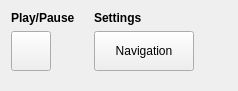
Old version of the form src/tradr-loc-map-nav/path_planner_rviz_wp_plugin/ui/AdvancedWidget.ui in the repository pulver22/tradr_uol.
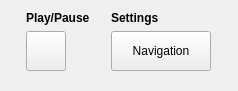
New version of the form. Icons and pictures are not drawn.

```diff
--- a/src/tradr-loc-map-nav/path_planner_rviz_wp_plugin/ui/AdvancedWidget.ui
+++ b/src/tradr-loc-map-nav/path_planner_rviz_wp_plugin/ui/AdvancedWidget.ui
@@ -91,22 +91,6 @@
      </item>
     </layout>
    </item>
-   <item>
-    <spacer name="horizontalSpacer_2">
-     <property name="orientation">
-      <enum>Qt::Horizontal</enum>
-     </property>
-     <property name="sizeType">
-      <enum>QSizePolicy::Fixed</enum>
-     </property>
-     <property name="sizeHint" stdset="0">
-      <size>
-       <width>13</width>
-       <height>20</height>
-      </size>
-     </property>
-    </spacer>
-   </item>
    <item>
     <layout class="QVBoxLayout" name="verticalLayout">
      <item>
@@ -166,19 +150,6 @@
      </item>
     </layout>
    </item>
-   <item>
-    <spacer name="horizontalSpacer">
-     <property name="orientation">
-      <enum>Qt::Horizontal</enum>
-     </property>
-     <property name="sizeHint" stdset="0">
-      <size>
-       <width>0</width>
-       <height>20</height>
-      </size>
-     </property>
-    </spacer>
-   </item>
   </layout>
   <zorder>horizontalSpacer</zorder>
   <zorder>horizontalSpacer_2</zorder>
```
Left out of the diff: 6 changed lines with no effect on the pictures. Lines whose indentation alone changed are shown as unchanged.
